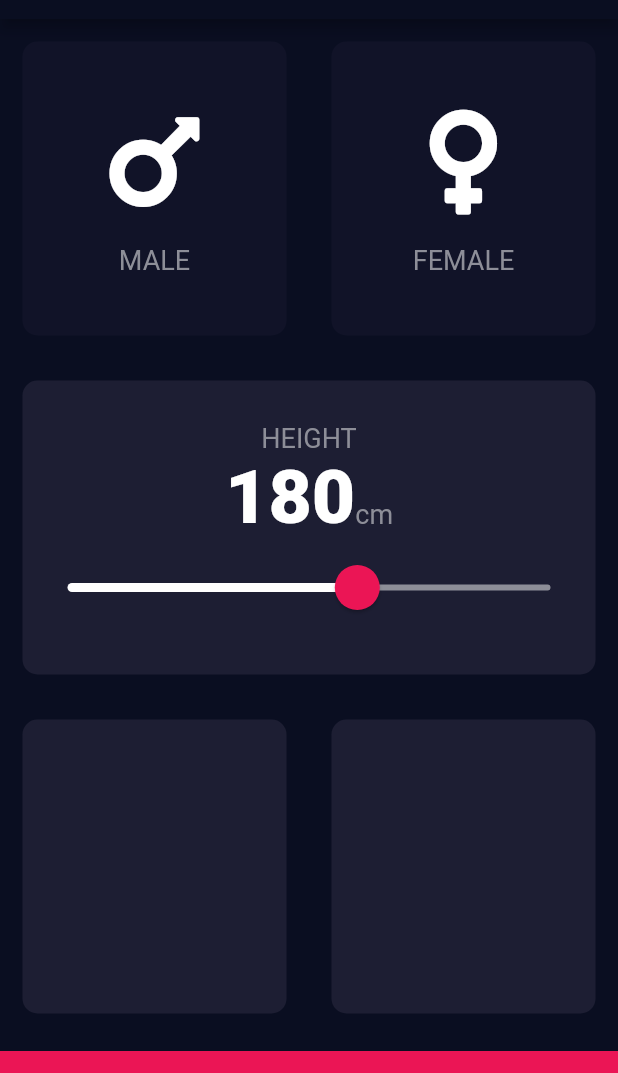
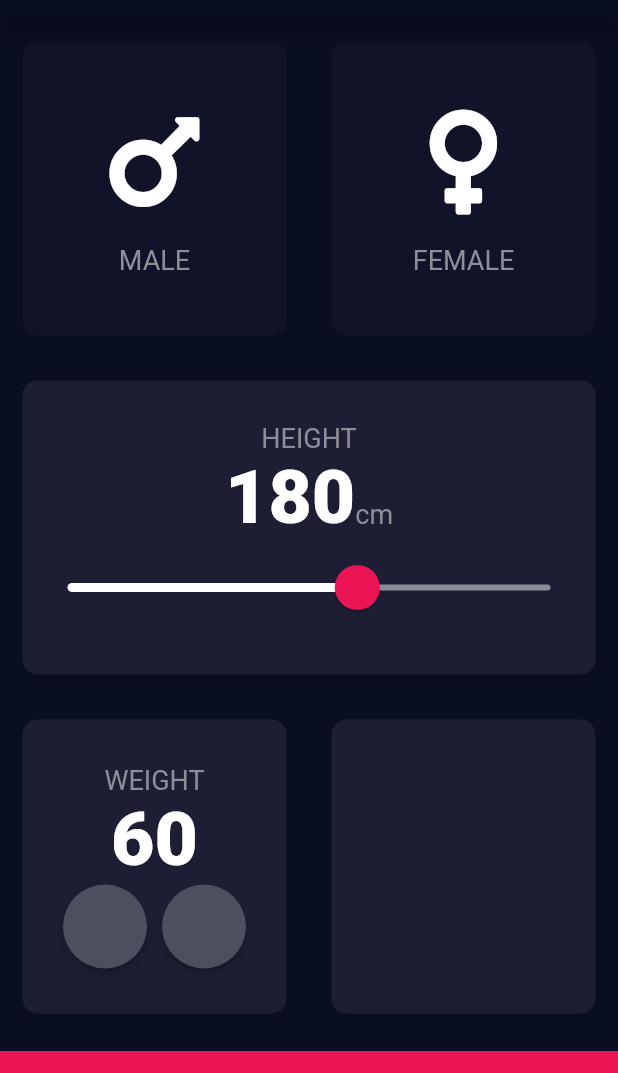
Before and after one commit to nmoragane/bmi-angelayu, a Flutter app: the screen it shows after launch, on a phone screen of 412 x 824 dp, the part 65-1138 px from its top. Run offline on Flutter 3.47's test engine with Material 2 defaults, Android fonts, the phone set to English and light mode, and no system bars; our stand-ins replace font_awesome_flutter.

```diff
--- a/lib/input_page.dart
+++ b/lib/input_page.dart
@@ -20,6 +20,7 @@ class _InputPageState extends State<InputPage> {
 
   Gender selectedGender;
   int height = 180;
+  int weight = 60;
   // //1=male, 2=female
   // void updateColor(Gender selectedGender) {
   //   if (selectedGender == Gender.male) {
@@ -136,6 +137,28 @@ class _InputPageState extends State<InputPage> {
             Expanded(
               child: ReusableCard(
                 colour: kActiveCardColor,
+                cardChild: Column(
+                  mainAxisAlignment: MainAxisAlignment.center,
+                  children: [
+                    Text(
+                      'WEIGHT',
+                      style: kLabelTextStyle,
+                    ),
+                    Text(
+                      weight.toString(),
+                      style: kNumberTextStyle,
+                    ),
+                    Row(
+                        mainAxisAlignment: MainAxisAlignment.center,
+                        children: <Widget>[
+                          RoundIconButton(),
+                          SizedBox(
+                            width: 10.0,
+                          ),
+                          RoundIconButton(),
+                        ])
+                  ],
+                ),
               ),
             ),
             Expanded(
@@ -155,3 +178,18 @@ class _InputPageState extends State<InputPage> {
     );
   }
 }
+
+class RoundIconButton extends StatelessWidget {
+  @override
+  Widget build(BuildContext context) {
+    return RawMaterialButton(
+      onPressed: () {},
+      shape: CircleBorder(),
+      fillColor: Color(0xFF4C4F5E),
+      constraints: BoxConstraints.tightFor(
+        width: 56.0,
+        height: 56.0,
+      ),
+    );
+  }
+}
```
